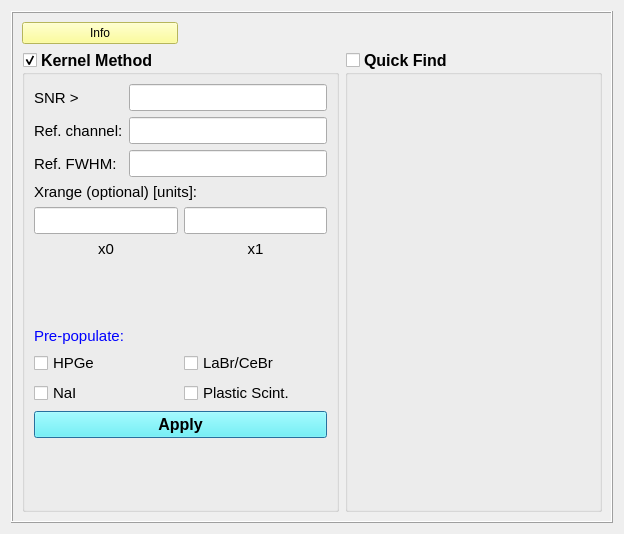
Above: nasagamma/win_peak_find.ui from mauricioAyllon/NASA-gamma before the change. Below: the same form after it.
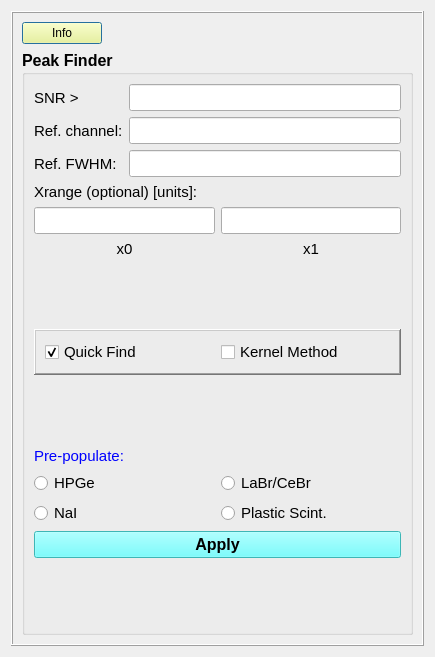
That is the form after the change.

Commit message: Added a method based on scipy to search for peaks

```diff
--- a/nasagamma/win_peak_find.ui
+++ b/nasagamma/win_peak_find.ui
@@ -6,15 +6,15 @@
    <rect>
     <x>0</x>
     <y>0</y>
-    <width>624</width>
-    <height>534</height>
+    <width>435</width>
+    <height>657</height>
    </rect>
   </property>
   <property name="windowTitle">
    <string>Dialog</string>
   </property>
-  <layout class="QGridLayout" name="gridLayout">
-   <item row="0" column="0">
+  <layout class="QVBoxLayout" name="verticalLayout">
+   <item>
     <widget class="QFrame" name="frame">
      <property name="whatsThis">
       <string/>
@@ -25,35 +25,29 @@
      <property name="frameShadow">
       <enum>QFrame::Raised</enum>
      </property>
-     <layout class="QGridLayout" name="gridLayout_2">
-      <item row="1" column="2">
-       <widget class="QGroupBox" name="groupBox_quick_find">
-        <property name="minimumSize">
+     <layout class="QGridLayout" name="gridLayout_9">
+      <item row="0" column="0">
+       <widget class="QPushButton" name="button_info">
+        <property name="styleSheet">
+         <string notr="true">background-color: rgb(255, 255, 127);</string>
+        </property>
+        <property name="text">
+         <string>Info</string>
+        </property>
+       </widget>
+      </item>
+      <item row="0" column="1">
+       <spacer name="horizontalSpacer">
+        <property name="orientation">
+         <enum>Qt::Horizontal</enum>
+        </property>
+        <property name="sizeHint" stdset="0">
          <size>
-          <width>257</width>
-          <height>0</height>
+          <width>284</width>
+          <height>20</height>
          </size>
         </property>
-        <property name="font">
-         <font>
-          <pointsize>12</pointsize>
-          <weight>75</weight>
-          <bold>true</bold>
-         </font>
-        </property>
-        <property name="title">
-         <string>Quick Find</string>
-        </property>
-        <property name="flat">
-         <bool>false</bool>
-        </property>
-        <property name="checkable">
-         <bool>true</bool>
-        </property>
-        <property name="checked">
-         <bool>false</bool>
-        </property>
-       </widget>
+       </spacer>
       </item>
       <item row="1" column="0" colspan="2">
        <widget class="QGroupBox" name="groupBox_kernel">
@@ -71,19 +65,73 @@
          </font>
         </property>
         <property name="title">
-         <string>Kernel Method</string>
+         <string>Peak Finder</string>
         </property>
         <property name="flat">
          <bool>false</bool>
         </property>
         <property name="checkable">
-         <bool>true</bool>
+         <bool>false</bool>
         </property>
         <property name="checked">
-         <bool>true</bool>
+         <bool>false</bool>
         </property>
         <layout class="QGridLayout" name="gridLayout_6">
-         <item row="0" column="0" colspan="2">
+         <item row="1" column="0">
+          <widget class="QLabel" name="label_units">
+           <property name="font">
+            <font>
+             <pointsize>11</pointsize>
+             <weight>50</weight>
+             <bold>false</bold>
+            </font>
+           </property>
+           <property name="text">
+            <string>&lt;html&gt;&lt;head/&gt;&lt;body&gt;&lt;p&gt;Xrange (optional) [units]:&lt;/p&gt;&lt;/body&gt;&lt;/html&gt;</string>
+           </property>
+          </widget>
+         </item>
+         <item row="3" column="1">
+          <spacer name="verticalSpacer_3">
+           <property name="orientation">
+            <enum>Qt::Vertical</enum>
+           </property>
+           <property name="sizeHint" stdset="0">
+            <size>
+             <width>20</width>
+             <height>32</height>
+            </size>
+           </property>
+          </spacer>
+         </item>
+         <item row="6" column="0">
+          <widget class="QLabel" name="label_8">
+           <property name="font">
+            <font>
+             <pointsize>11</pointsize>
+             <weight>50</weight>
+             <bold>false</bold>
+            </font>
+           </property>
+           <property name="text">
+            <string>&lt;html&gt;&lt;head/&gt;&lt;body&gt;&lt;p&gt;&lt;span style=&quot; color:#0000ff;&quot;&gt;Pre-populate:&lt;/span&gt;&lt;/p&gt;&lt;/body&gt;&lt;/html&gt;</string>
+           </property>
+          </widget>
+         </item>
+         <item row="5" column="0">
+          <spacer name="verticalSpacer">
+           <property name="orientation">
+            <enum>Qt::Vertical</enum>
+           </property>
+           <property name="sizeHint" stdset="0">
+            <size>
+             <width>20</width>
+             <height>32</height>
+            </size>
+           </property>
+          </spacer>
+         </item>
+         <item row="0" column="0" colspan="3">
           <layout class="QGridLayout" name="gridLayout_4">
            <item row="0" column="0">
             <widget class="QLabel" name="label">
@@ -159,23 +207,75 @@
            </item>
           </layout>
          </item>
-         <item row="1" column="0" colspan="2">
+         <item row="9" column="2">
+          <spacer name="verticalSpacer_2">
+           <property name="orientation">
+            <enum>Qt::Vertical</enum>
+           </property>
+           <property name="sizeHint" stdset="0">
+            <size>
+             <width>20</width>
+             <height>31</height>
+            </size>
+           </property>
+          </spacer>
+         </item>
+         <item row="4" column="0" colspan="3">
+          <widget class="QFrame" name="frame_2">
+           <property name="frameShape">
+            <enum>QFrame::WinPanel</enum>
+           </property>
+           <property name="frameShadow">
+            <enum>QFrame::Raised</enum>
+           </property>
+           <layout class="QGridLayout" name="gridLayout_2">
+            <item row="0" column="0">
+             <layout class="QGridLayout" name="gridLayout">
+              <item row="0" column="0">
+               <widget class="QCheckBox" name="checkBox_scipy">
+                <property name="font">
+                 <font>
+                  <pointsize>11</pointsize>
+                  <weight>50</weight>
+                  <bold>false</bold>
+                 </font>
+                </property>
+                <property name="text">
+                 <string>Quick Find</string>
+                </property>
+                <property name="checked">
+                 <bool>true</bool>
+                </property>
+                <property name="autoExclusive">
+                 <bool>true</bool>
+                </property>
+               </widget>
+              </item>
+              <item row="0" column="1">
+               <widget class="QCheckBox" name="checkBox_km">
+                <property name="font">
+                 <font>
+                  <pointsize>11</pointsize>
+                  <weight>50</weight>
+                  <bold>false</bold>
+                 </font>
+                </property>
+                <property name="text">
+                 <string>Kernel Method</string>
+                </property>
+                <property name="autoExclusive">
+                 <bool>true</bool>
+                </property>
+               </widget>
+              </item>
+             </layout>
+            </item>
+           </layout>
+          </widget>
+         </item>
+         <item row="2" column="0" colspan="3">
           <layout class="QGridLayout" name="gridLayout_5">
-           <item row="0" column="0" colspan="2">
-            <widget class="QLabel" name="label_units">
-             <property name="font">
-              <font>
-               <pointsize>11</pointsize>
-               <weight>50</weight>
-               <bold>false</bold>
-              </font>
-             </property>
-             <property name="text">
-              <string>&lt;html&gt;&lt;head/&gt;&lt;body&gt;&lt;p&gt;Xrange (optional) [units]:&lt;/p&gt;&lt;/body&gt;&lt;/html&gt;</string>
-             </property>
-            </widget>
-           </item>
-           <item row="1" column="0">
+           <item row="0" column="0">
             <widget class="QLineEdit" name="edit_x0">
              <property name="font">
               <font>
@@ -185,7 +285,7 @@
              </property>
             </widget>
            </item>
-           <item row="1" column="1">
+           <item row="0" column="1">
             <widget class="QLineEdit" name="edit_x1">
              <property name="font">
               <font>
@@ -195,7 +295,7 @@
              </property>
             </widget>
            </item>
-           <item row="2" column="0">
+           <item row="1" column="0">
             <widget class="QLabel" name="label_5">
              <property name="font">
               <font>
@@ -212,7 +312,7 @@
              </property>
             </widget>
            </item>
-           <item row="2" column="1">
+           <item row="1" column="1">
             <widget class="QLabel" name="label_6">
              <property name="font">
               <font>
@@ -231,37 +331,10 @@
            </item>
           </layout>
          </item>
-         <item row="2" column="0">
-          <spacer name="verticalSpacer">
-           <property name="orientation">
-            <enum>Qt::Vertical</enum>
-           </property>
-           <property name="sizeHint" stdset="0">
-            <size>
-             <width>20</width>
-             <height>32</height>
-            </size>
-           </property>
-          </spacer>
-         </item>
-         <item row="3" column="0" colspan="2">
-          <widget class="QLabel" name="label_8">
-           <property name="font">
-            <font>
-             <pointsize>11</pointsize>
-             <weight>50</weight>
-             <bold>false</bold>
-            </font>
-           </property>
-           <property name="text">
-            <string>&lt;html&gt;&lt;head/&gt;&lt;body&gt;&lt;p&gt;&lt;span style=&quot; color:#0000ff;&quot;&gt;Pre-populate:&lt;/span&gt;&lt;/p&gt;&lt;/body&gt;&lt;/html&gt;</string>
-           </property>
-          </widget>
-         </item>
-         <item row="4" column="0" colspan="2">
+         <item row="7" column="0" colspan="3">
           <layout class="QGridLayout" name="gridLayout_3">
            <item row="0" column="0">
-            <widget class="QCheckBox" name="checkBox_hpge">
+            <widget class="QRadioButton" name="radioButton_hpge">
              <property name="font">
               <font>
                <pointsize>11</pointsize>
@@ -275,13 +348,13 @@
              <property name="autoExclusive">
               <bool>true</bool>
              </property>
-             <property name="tristate">
-              <bool>false</bool>
-             </property>
+             <attribute name="buttonGroup">
+              <string notr="true">buttonGroup</string>
+             </attribute>
             </widget>
            </item>
            <item row="0" column="1">
-            <widget class="QCheckBox" name="checkBox_labr">
+            <widget class="QRadioButton" name="radioButton_labr">
              <property name="font">
               <font>
                <pointsize>11</pointsize>
@@ -295,10 +368,13 @@
              <property name="autoExclusive">
               <bool>true</bool>
              </property>
+             <attribute name="buttonGroup">
+              <string notr="true">buttonGroup</string>
+             </attribute>
             </widget>
            </item>
            <item row="1" column="0">
-            <widget class="QCheckBox" name="checkBox_nai">
+            <widget class="QRadioButton" name="radioButton_nai">
              <property name="font">
               <font>
                <pointsize>11</pointsize>
@@ -312,10 +388,13 @@
              <property name="autoExclusive">
               <bool>true</bool>
              </property>
+             <attribute name="buttonGroup">
+              <string notr="true">buttonGroup</string>
+             </attribute>
             </widget>
            </item>
            <item row="1" column="1">
-            <widget class="QCheckBox" name="checkBox_plastic">
+            <widget class="QRadioButton" name="radioButton_plastic">
              <property name="font">
               <font>
                <pointsize>11</pointsize>
@@ -329,11 +408,14 @@
              <property name="autoExclusive">
               <bool>true</bool>
              </property>
+             <attribute name="buttonGroup">
+              <string notr="true">buttonGroup</string>
+             </attribute>
             </widget>
            </item>
           </layout>
          </item>
-         <item row="5" column="0" colspan="2">
+         <item row="8" column="0" colspan="3">
           <widget class="QPushButton" name="button_kernel_apply">
            <property name="font">
             <font>
@@ -348,32 +430,9 @@
            </property>
           </widget>
          </item>
-         <item row="6" column="1">
-          <spacer name="verticalSpacer_2">
-           <property name="orientation">
-            <enum>Qt::Vertical</enum>
-           </property>
-           <property name="sizeHint" stdset="0">
-            <size>
-             <width>20</width>
-             <height>31</height>
-            </size>
-           </property>
-          </spacer>
-         </item>
         </layout>
        </widget>
       </item>
-      <item row="0" column="0">
-       <widget class="QPushButton" name="button_info">
-        <property name="styleSheet">
-         <string notr="true">background-color: rgb(255, 255, 127);</string>
-        </property>
-        <property name="text">
-         <string>Info</string>
-        </property>
-       </widget>
-      </item>
      </layout>
     </widget>
    </item>
```
Left out of the diff: 3 changed lines with no effect on the pictures. The commit also changes 2 other files.
